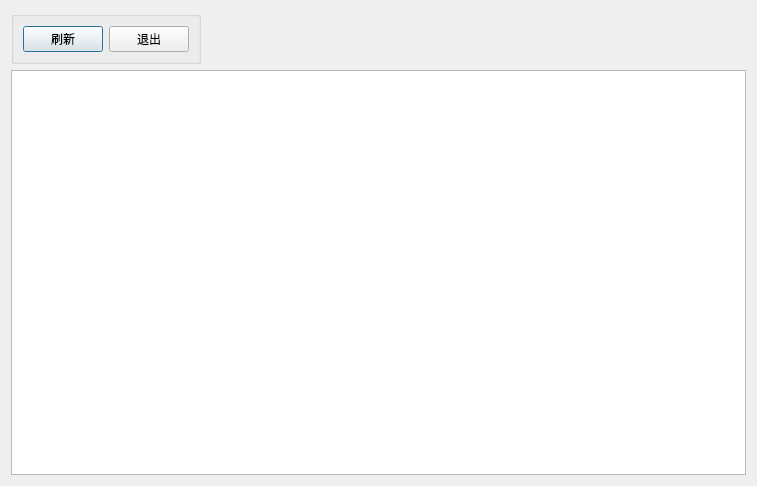
Old version of the form dev/easytrader/stockqueryui.ui in the repository unit-xx/xfiles.
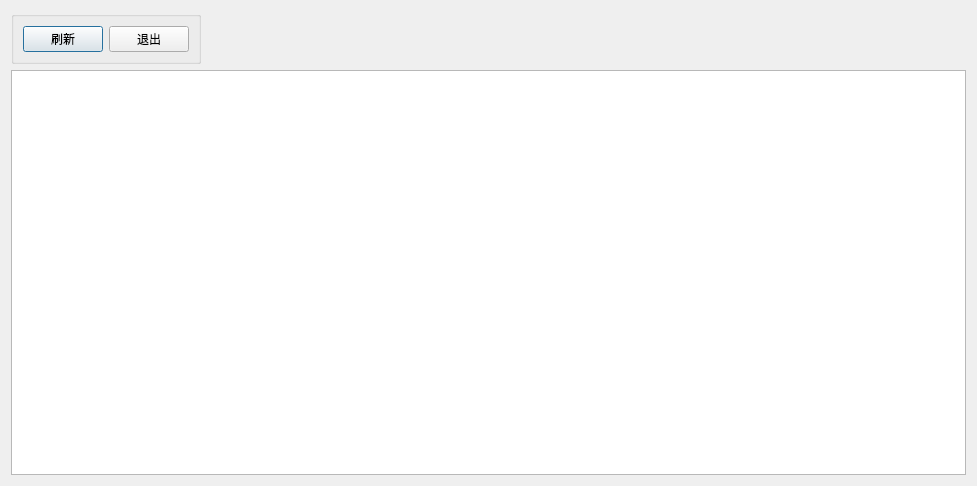
New version of the form.

Patch:
```diff
--- a/dev/easytrader/stockqueryui.ui
+++ b/dev/easytrader/stockqueryui.ui
@@ -6,7 +6,7 @@
    <rect>
     <x>0</x>
     <y>0</y>
-    <width>757</width>
+    <width>977</width>
     <height>486</height>
    </rect>
   </property>
```
